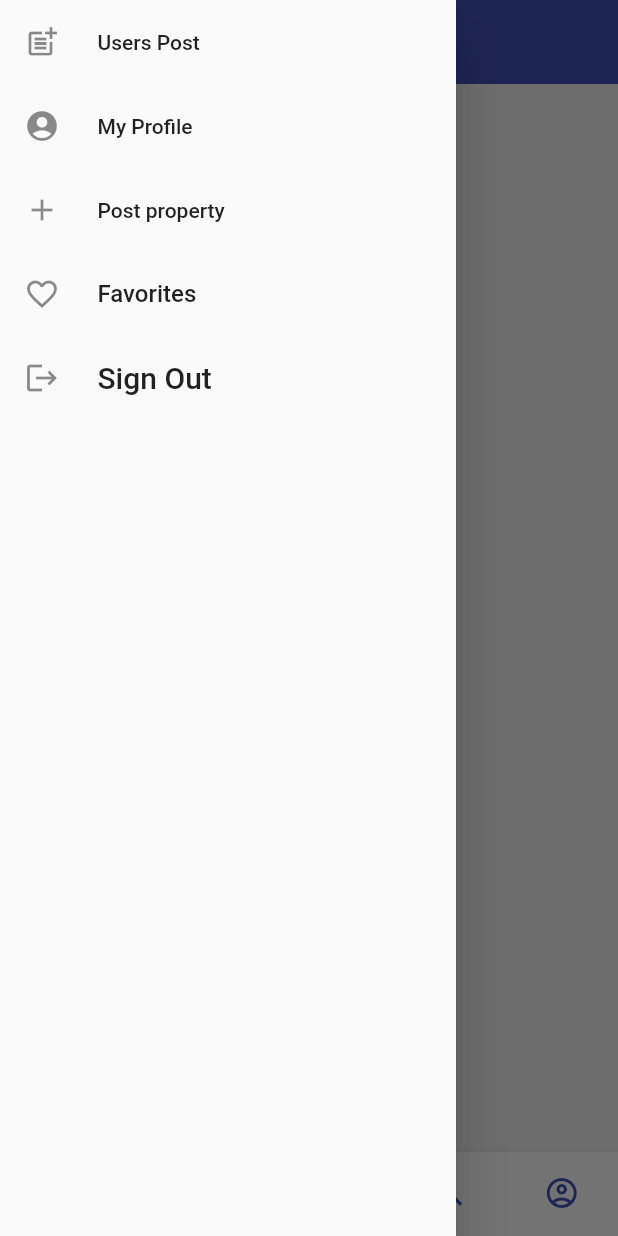
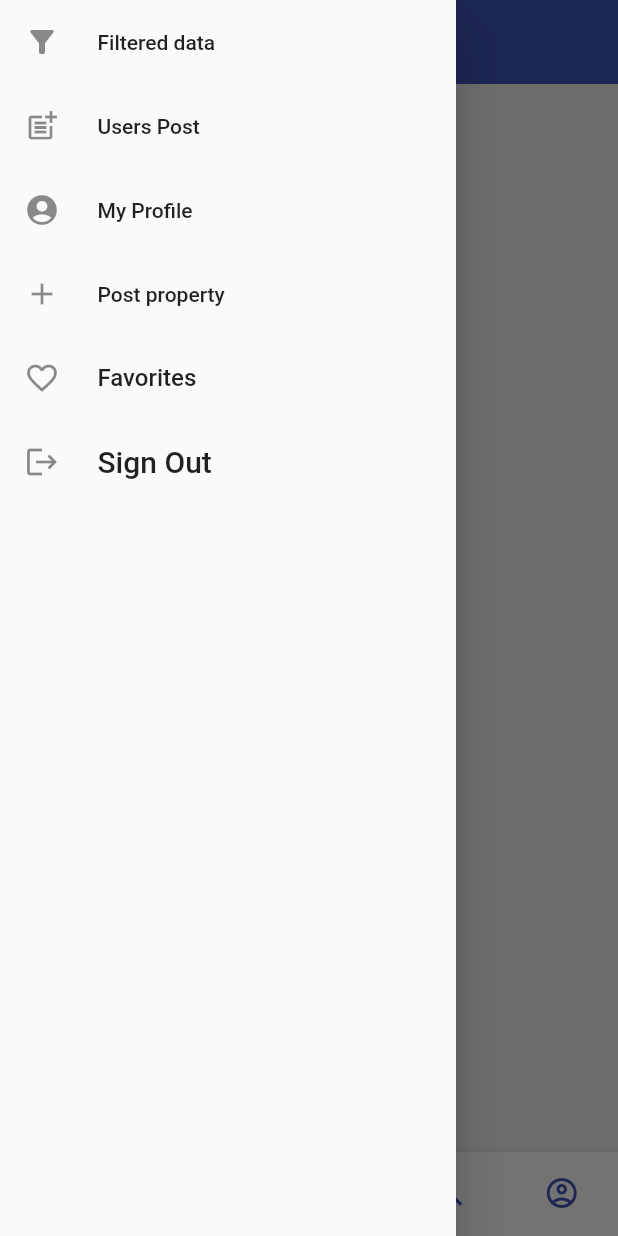
Before and after one commit to smitbhatiya/project, a Flutter app: the Home screen opened directly, item 2 of the bottom bar chosen, with the side drawer open, on a phone screen of 412 x 824 dp. Run offline on Flutter 3.47's test engine with Material 2 defaults, Android fonts, the phone set to English and light mode, and no system bars; our stand-ins replace carousel_slider, cloud_firestore, firebase_auth, firebase_core, firebase_storage, image_picker and 1 more; missing offline and left inert: favorite_button; accounts and stored records are empty.

Commit message:
19-4-2021 update\

```diff
--- a/lib/home_page.dart
+++ b/lib/home_page.dart
@@ -7,6 +7,7 @@ import 'package:flutter_app_with_firebase/Model/call_images.dart';
 import 'package:flutter_app_with_firebase/Model/multiple_image.dart';
 import 'package:flutter_app_with_firebase/Pages/favorite_page.dart';
 import 'package:flutter_app_with_firebase/Pages/favorites_list_page.dart';
+import 'package:flutter_app_with_firebase/Pages/filter_data.dart';
 import 'package:flutter_app_with_firebase/Pages/my_home_page.dart';
 import 'package:flutter_app_with_firebase/Pages/my_post.dart';
 import 'package:flutter_app_with_firebase/Pages/my_profile_page.dart';
@@ -94,6 +95,16 @@ class _HomeState extends State<Home> {
             ListTile(
               title: Row(
                 children: [
+                  Icon(Icons.filter_alt),
+                  SizedBox(width: 25),
+                  Text("Filtered data")
+                ],
+              ),
+              onTap: () => Navigator.push(context, MaterialPageRoute(builder: (context) => Filter_Data())),
+            ),
+            ListTile(
+              title: Row(
+                children: [
                   Icon(Icons.post_add),
                   SizedBox(width: 25),
                   Text("Users Post")
```
Also changed, not shown: lib/Pages/filter_data.dart (added, +28 -0 lines), lib/Pages/my_home_page.dart (+128 -51 lines).
